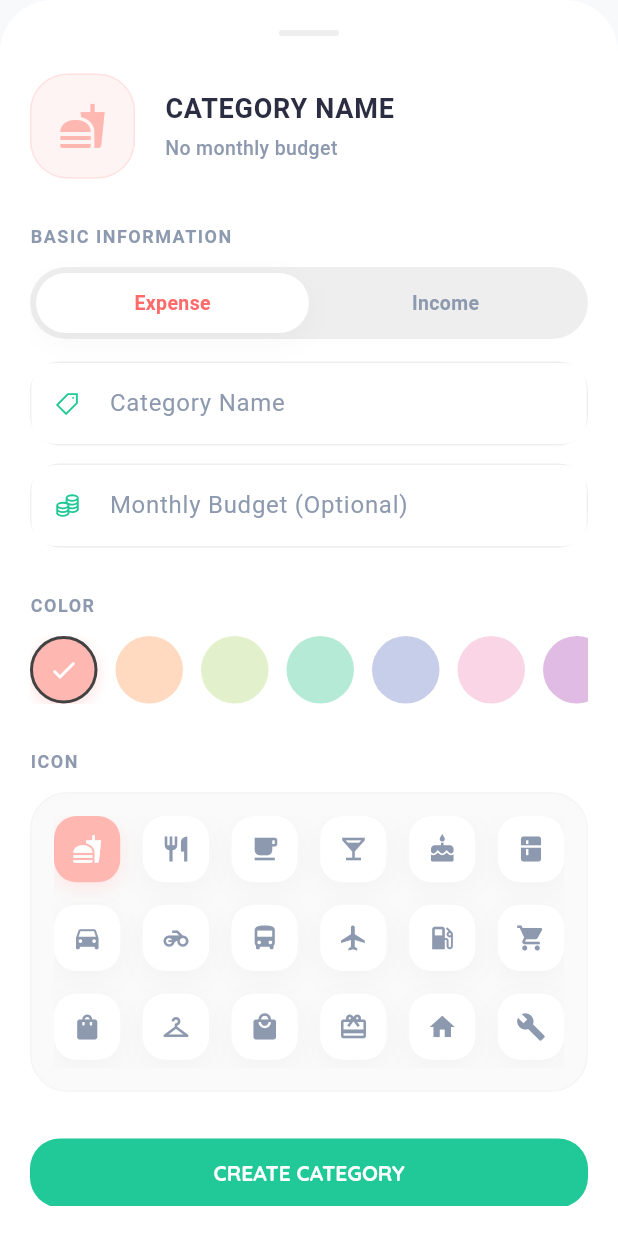
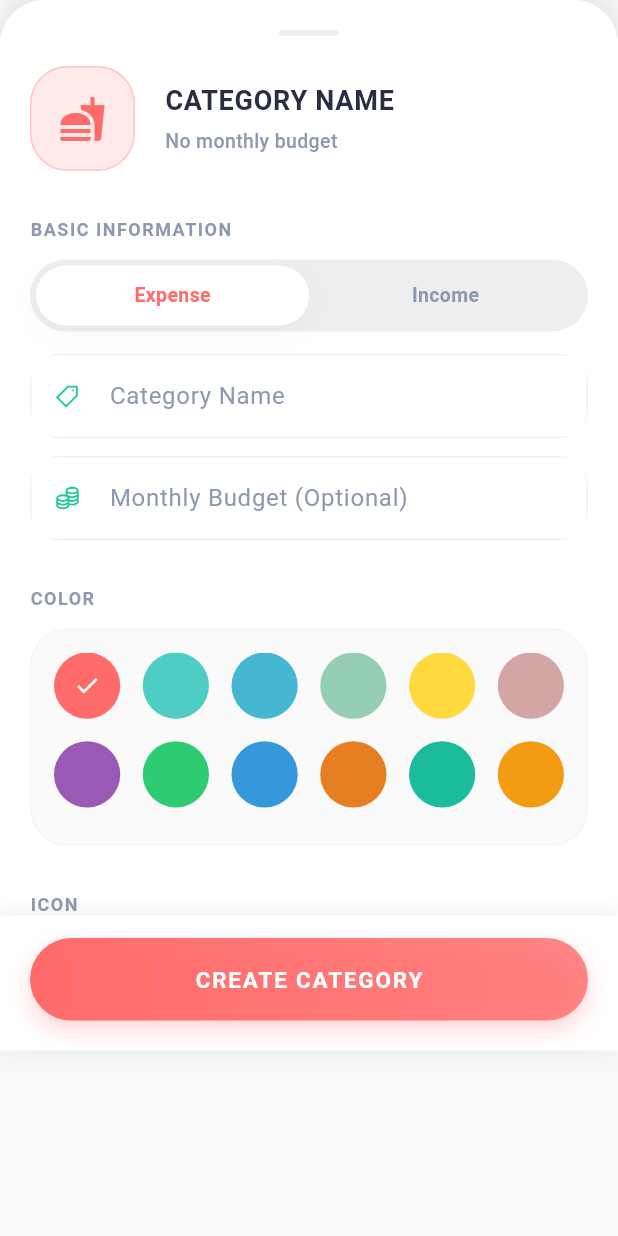
Before and after one commit to ng1Trung/sheepify-finance, a Flutter app: the CategoryForm widget shown alone on an empty page, opened directly, on a phone screen of 412 x 824 dp. Run offline on Flutter 3.47's test engine with Material 3 defaults, Android fonts, the phone set to English and light mode, and no system bars; our stand-ins replace fl_chart, google_fonts, google_nav_bar, hive, hive_flutter, image_picker and 2 more; accounts and stored records are empty.

```diff
--- a/lib/presentation/widgets/category_form.dart
+++ b/lib/presentation/widgets/category_form.dart
@@ -26,19 +26,31 @@ class _CategoryFormState extends State<CategoryForm> {
   late int _selectedIcon;
   late Color _selectedColor;
 
-  final List<Color> _pastelColors = [
-    const Color(0xFFFFB7B2), // Pastel Pink
-    const Color(0xFFFFDAC1), // Pastel Orange
-    const Color(0xFFE2F0CB), // Pastel Yellow
-    const Color(0xFFB5EAD7), // Pastel Green
-    const Color(0xFFC7CEEA), // Pastel Purple
-    const Color(0xFFF9D5E5), // Soft Rose
-    const Color(0xFFE0BBE4), // Lavender
-    const Color(0xFFAEC6CF), // Pastel Blue
-    const Color(0xFF77DD77), // Pastel Green 2
-    const Color(0xFFFF9AA2), // Soft Red
-    const Color(0xFFC7F9CC), // Mint
-    const Color(0xFFFFE5D9), // Peach
+  final List<Color> _vibrantColors = [
+    const Color(0xFFFF6B6B), // Coral Red
+    const Color(0xFF4ECDC4), // Medium Turquoise
+    const Color(0xFF45B7D1), // Sky Blue
+    const Color(0xFF96CEB4), // Muted Green
+    const Color(0xFFFFD93D), // Sun Yellow
+    const Color(0xFFD4A5A5), // Dusty Rose
+    const Color(0xFF9B59B6), // Amethyst
+    const Color(0xFF2ECC71), // Emerald
+    const Color(0xFF3498DB), // Peter River Blue
+    const Color(0xFFE67E22), // Carrot
+    const Color(0xFF1ABC9C), // Turquoise
+    const Color(0xFFF39C12), // Orange
+    const Color(0xFFEE5253), // Armor
+    const Color(0xFF0FB9B1), // Turquoise 2
+    const Color(0xFFFA8231), // Orange 2
+    const Color(0xFF8854D0), // Gloomy Purple
+    const Color(0xFF45AAF2), // High Blue
+    const Color(0xFFEB3B5A), // Desire
+    const Color(0xFF26DE81), // Algae Green
+    const Color(0xFFF7B731), // Orange Yellow
+    const Color(0xFF20C997), // Mint
+    const Color(0xFFA55EEA), // Lavender
+    const Color(0xFF778CA3), // Blue Grey
+    const Color(0xFFFD9644), // Orange 3
   ];
 
   final List<IconData> _iconList = [
@@ -93,12 +105,12 @@ class _CategoryFormState extends State<CategoryForm> {
           : '';
       _selectedColor = cat.colorValue != null
           ? Color(cat.colorValue!)
-          : _pastelColors[0];
+          : _vibrantColors[0];
     } else {
       _nameController.text = '';
       _isExpense = true;
       _selectedIcon = _iconList[0].codePoint;
-      _selectedColor = _pastelColors[0];
+      _selectedColor = _vibrantColors[0];
     }
   }
 
@@ -141,24 +153,29 @@ class _CategoryFormState extends State<CategoryForm> {
   @override
   Widget build(BuildContext context) {
     return Container(
-      decoration: const BoxDecoration(
+      height: MediaQuery.of(context).size.height * 0.85,
+      decoration: BoxDecoration(
         color: AppColors.surface,
-        borderRadius: BorderRadius.vertical(top: Radius.circular(35)),
+        borderRadius: const BorderRadius.vertical(top: Radius.circular(30)),
+        boxShadow: [
+          BoxShadow(
+            color: Colors.black.withOpacity(0.1),
+            blurRadius: 20,
+            offset: const Offset(0, -5),
           ),
-      padding: EdgeInsets.only(
-        top: 20,
-        left: 20,
-        right: 20,
-        bottom: MediaQuery.of(context).viewInsets.bottom + 20,
+        ],
       ),
+      child: ClipRRect(
+        borderRadius: const BorderRadius.vertical(top: Radius.circular(30)),
+        child: Column(
+          children: [
+            _buildStickyHeader(),
+            Expanded(
               child: SingleChildScrollView(
+                padding: const EdgeInsets.symmetric(horizontal: 20),
                 child: Column(
-          mainAxisSize: MainAxisSize.min,
                   crossAxisAlignment: CrossAxisAlignment.start,
                   children: [
-            Center(child: _buildDragHandle()),
-            const SizedBox(height: 25),
-
                     _buildHeaderPreview(),
                     const SizedBox(height: 30),
 
@@ -196,17 +213,77 @@ class _CategoryFormState extends State<CategoryForm> {
                     _buildSectionTitle('Icon'),
                     const SizedBox(height: 12),
                     _buildIconPicker(),
+                    const SizedBox(height: 30),
+                  ],
+                ),
+              ),
+            ),
+            _buildStickyFooter(),
+          ],
+        ),
+      ),
+    );
+  }
 
-            const SizedBox(height: 30),
-            SheepButton(
-              label: widget.category == null
-                  ? 'CREATE CATEGORY'
-                  : 'SAVE CHANGES',
-              onPressed: _submit,
-              isFullWidth: true,
+  Widget _buildStickyHeader() {
+    return Container(
+      padding: const EdgeInsets.symmetric(vertical: 20),
+      color: AppColors.surface,
+      child: Center(
+        child: _buildDragHandle(),
       ),
-            const SizedBox(height: 10),
+    );
+  }
+
+  Widget _buildStickyFooter() {
+    return Container(
+      padding: EdgeInsets.only(
+        left: 20,
+        right: 20,
+        top: 15,
+        bottom: MediaQuery.of(context).viewInsets.bottom + 20,
+      ),
+      decoration: BoxDecoration(
+        color: AppColors.surface,
+        boxShadow: [
+          BoxShadow(
+            color: Colors.black.withOpacity(0.05),
+            blurRadius: 10,
+            offset: const Offset(0, -5),
+          ),
         ],
+      ),
+      child: GestureDetector(
+        onTap: _submit,
+        child: Container(
+          height: 55,
+          decoration: BoxDecoration(
+            gradient: LinearGradient(
+              colors: [
+                _selectedColor,
+                _selectedColor.withOpacity(0.8),
+              ],
+            ),
+            borderRadius: BorderRadius.circular(30),
+            boxShadow: [
+              BoxShadow(
+                color: _selectedColor.withOpacity(0.3),
+                blurRadius: 12,
+                offset: const Offset(0, 6),
+              ),
+            ],
+          ),
+          child: Center(
+            child: Text(
+              widget.category == null ? 'CREATE CATEGORY' : 'SAVE CHANGES',
+              style: const TextStyle(
+                color: Colors.white,
+                fontWeight: FontWeight.bold,
+                letterSpacing: 1.2,
+                fontSize: 15,
+              ),
+            ),
+          ),
         ),
       ),
     );
@@ -321,39 +398,38 @@ class _CategoryFormState extends State<CategoryForm> {
   }
 
   Widget _buildColorPicker() {
-    return SizedBox(
-      height: 45,
-      child: ListView.separated(
-        scrollDirection: Axis.horizontal,
-        itemCount: _pastelColors.length,
-        separatorBuilder: (_, __) => const SizedBox(width: 12),
+    return Container(
+      height: 145,
+      padding: const EdgeInsets.all(15),
+      decoration: BoxDecoration(
+        color: Colors.grey[50],
+        borderRadius: BorderRadius.circular(25),
+        border: Border.all(color: Colors.grey[100]!),
+      ),
+      child: GridView.builder(
+        padding: EdgeInsets.zero,
+        gridDelegate: const SliverGridDelegateWithFixedCrossAxisCount(
+          crossAxisCount: 6,
+          crossAxisSpacing: 15,
+          mainAxisSpacing: 15,
+        ),
+        itemCount: _vibrantColors.length,
         itemBuilder: (ctx, i) {
-          final color = _pastelColors[i];
+          final color = _vibrantColors[i];
           final isSelected = _selectedColor.value == color.value;
           return GestureDetector(
-            onTap: () => setState(() => _selectedColor = color),
-            child: Container(
-              width: 45,
-              height: 45,
+            onTap: () {
+              HapticFeedback.selectionClick();
+              setState(() => _selectedColor = color);
+            },
+            child: AnimatedContainer(
+              duration: const Duration(milliseconds: 200),
               decoration: BoxDecoration(
                 color: color,
                 shape: BoxShape.circle,
-                border: Border.all(
-                  color: isSelected ? Colors.grey[800]! : Colors.transparent,
-                  width: 2,
-                ),
-                boxShadow: isSelected
-                    ? [
-                        BoxShadow(
-                          color: color.withOpacity(0.4),
-                          blurRadius: 8,
-                          offset: const Offset(0, 3),
-                        ),
-                      ]
-                    : null,
               ),
               child: isSelected
-                  ? const Icon(Icons.check, color: Colors.white, size: 20)
+                  ? const Icon(Icons.check, color: Colors.white, size: 18)
                   : null,
             ),
           );
@@ -383,19 +459,11 @@ class _CategoryFormState extends State<CategoryForm> {
           final isSelected = _selectedIcon == icon.codePoint;
           return GestureDetector(
             onTap: () => setState(() => _selectedIcon = icon.codePoint),
-            child: Container(
+            child: AnimatedContainer(
+              duration: const Duration(milliseconds: 200),
               decoration: BoxDecoration(
                 color: isSelected ? _selectedColor : Colors.white,
-                borderRadius: BorderRadius.circular(15),
-                boxShadow: isSelected
-                    ? [
-                        BoxShadow(
-                          color: _selectedColor.withOpacity(0.3),
-                          blurRadius: 10,
-                          offset: const Offset(0, 4),
-                        ),
-                      ]
-                    : AppColors.softShadow,
+                shape: BoxShape.circle,
               ),
               child: Icon(
                 icon,
```
Also changed, not shown: lib/presentation/tabs/category_tab.dart (+51 -13 lines), lib/presentation/widgets/category/transaction_history_sheet.dart (+115 -44 lines). Lines whose indentation alone changed are shown as unchanged.
